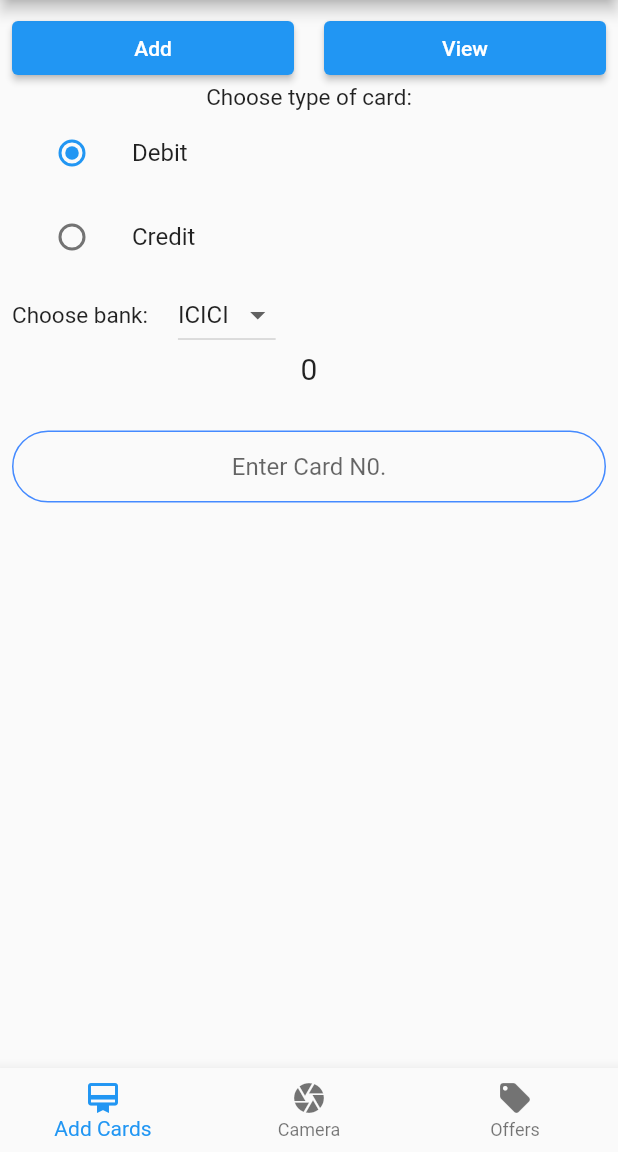
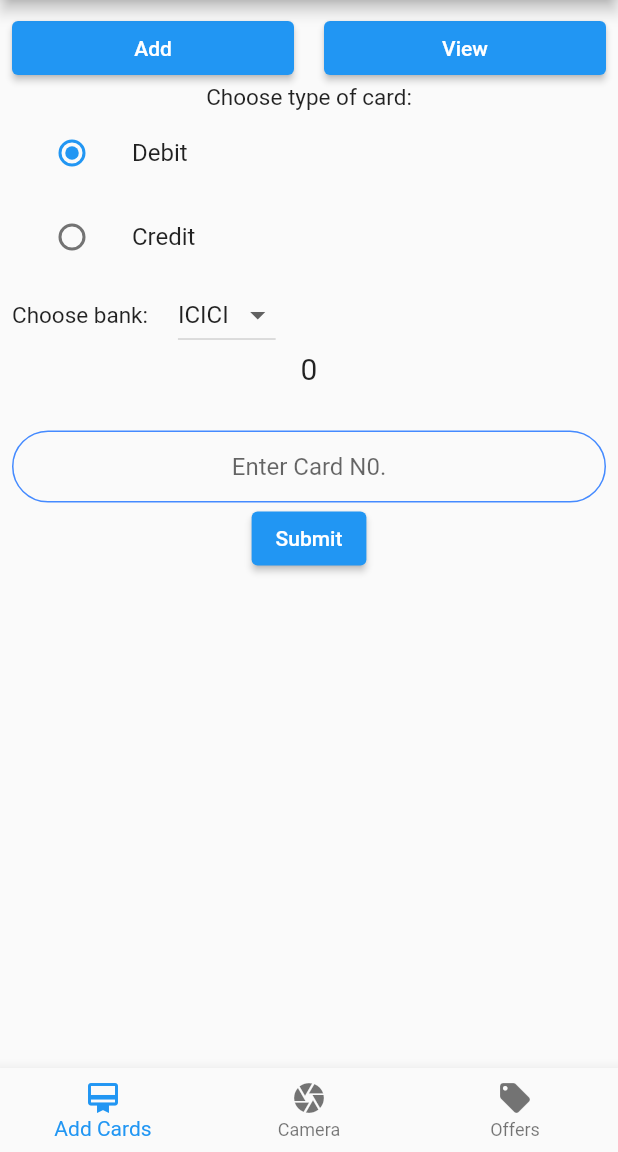
Before and after one commit to ayushshah31/bnf-new, a Flutter app: the Home screen opened directly with empty values, on a phone screen of 412 x 824 dp, the part 84-1236 px from its top. Run offline on Flutter 3.47's test engine with Material 2 defaults, Android fonts, the phone set to English and light mode, and no system bars; our stand-ins replace animated_text_kit, firebase_auth, firebase_core, firebase_database, image_picker; missing offline and left inert: google_ml_kit, modal_progress_hud_alt; accounts and stored records are empty.

```diff
--- a/lib/Screens/Home.dart
+++ b/lib/Screens/Home.dart
@@ -186,6 +186,7 @@ class _HomeState extends State<Home> {
               hintText: 'Enter Card N0.',
             ),
           ),
+          ElevatedButton(onPressed: (){}, child: Text("Submit"))
         ],
       ),
     );
```
